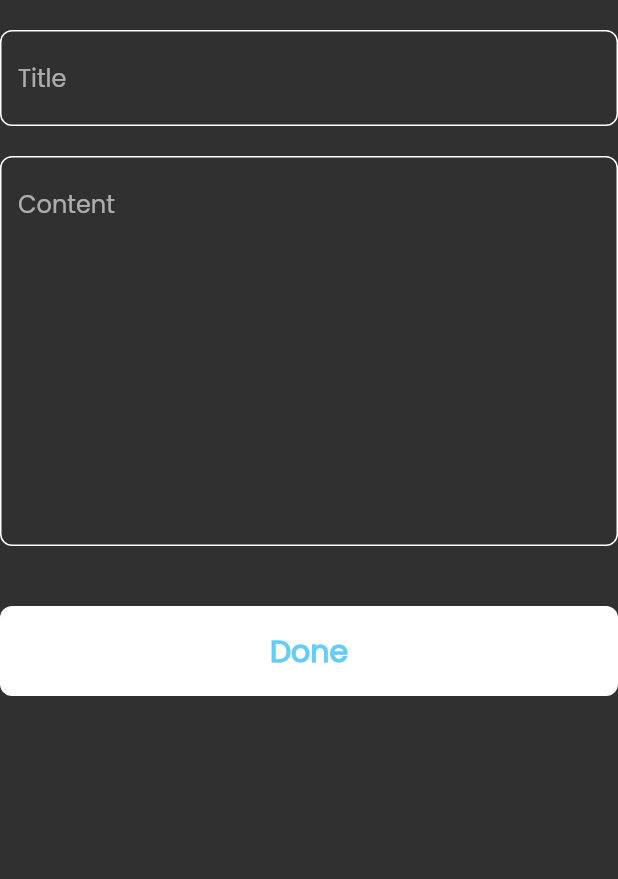
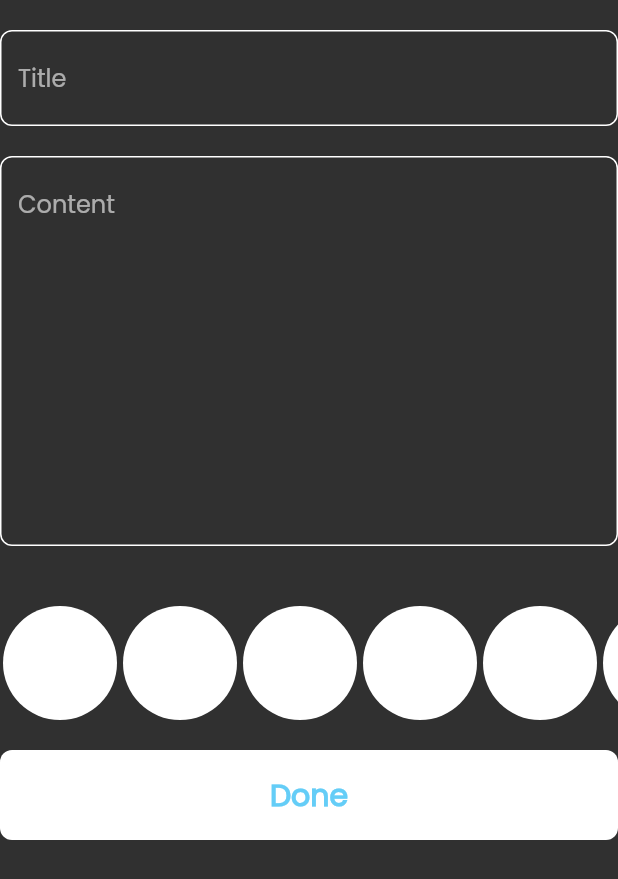
Before and after one commit to Walaahosny/notesapp, a Flutter app: the AddNoteForm widget shown alone on an empty page, opened directly, on a phone screen of 412 x 824 dp. Shown: the top 879 px of the screen. Run offline on Flutter 3.47's test engine with Material 2 defaults, Android fonts, the phone set to English and light mode, and no system bars; our stand-ins replace flutter_bloc, font_awesome_flutter, hive, hive_flutter; accounts and stored records are empty.

Commit message:
create coloritem and listview

```diff
--- a/lib/widgets/add_note_form.dart
+++ b/lib/widgets/add_note_form.dart
@@ -6,6 +6,7 @@ import 'package:intl/intl.dart';
 
 import '../models/notes_model.dart';
 import 'CustomTextFiled.dart';
+import 'color_listview.dart';
 import 'custombuttomforbottomSheet.dart';
 
 class AddNoteForm extends StatefulWidget {
@@ -51,6 +52,10 @@ class _AddNoteFormState extends State<AddNoteForm> {
             const SizedBox(
               height: 40,
             ),
+            const colorListView(),
+            const SizedBox(
+              height: 20,
+            ),
             //to listen on loading use blocbuilder
             BlocBuilder<AddNotesCubit, AddNotesState>(
                 builder: (BuildContext context, state) {
--- /dev/null
+++ b/lib/widgets/color_item.dart
@@ -0,0 +1,12 @@
+import 'package:flutter/material.dart';
+class colorItem extends StatelessWidget {
+  const colorItem({super.key});
+
+  @override
+  Widget build(BuildContext context) {
+    return const CircleAvatar(
+      radius: 38,
+      backgroundColor: Colors.white,
+    );
+  }
+}
--- /dev/null
+++ b/lib/widgets/color_listview.dart
@@ -0,0 +1,23 @@
+import 'package:appnotess/widgets/color_item.dart';
+import 'package:flutter/material.dart';
+class colorListView extends StatelessWidget {
+  const colorListView({super.key});
+
+  @override
+  Widget build(BuildContext context) {
+    return SizedBox(
+      // mul of 2  because radius 38
+      height: 38*2,
+      child: ListView.builder(
+          itemCount: 10,
+          scrollDirection: Axis.horizontal,
+          itemBuilder: (context,index){
+
+        return const Padding(
+          padding: EdgeInsets.symmetric(horizontal: 2.0),
+          child: colorItem(),
+        );
+      }),
+    );
+  }
+}
```
